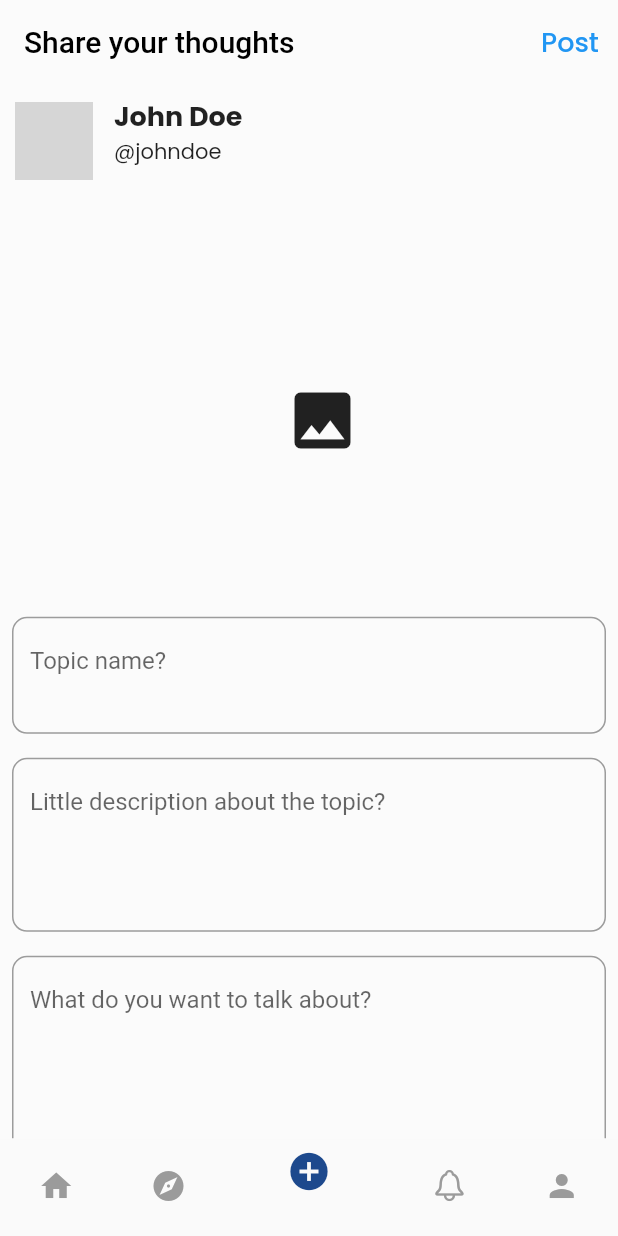
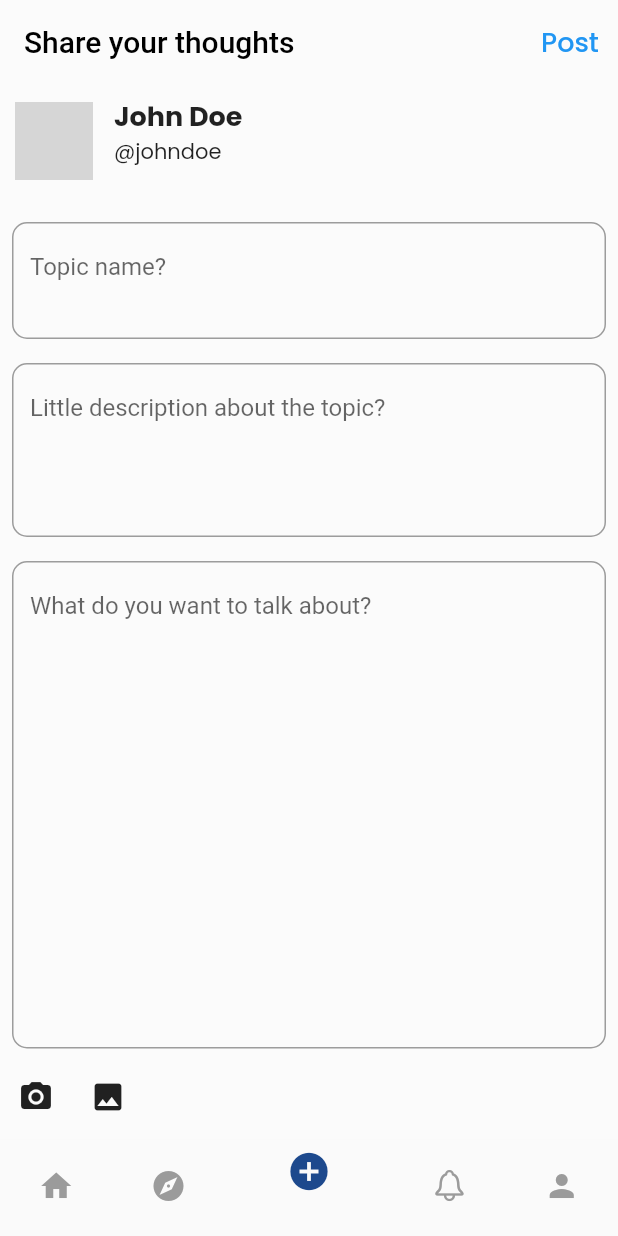
Before and after one commit to ashwanisng/Blog-App, a Flutter app: the screen it shows after launch, item 3 of the bottom bar chosen, after a tap on the "image" icon, on a phone screen of 412 x 824 dp. Run offline on Flutter 3.47's test engine with Material 2 defaults, Android fonts, the phone set to English and light mode, and no system bars; our stand-ins replace cached_network_image, get; network calls fail; grey boxes are pictures that could not be loaded.

```diff
--- a/lib/app/core/enviroment/text_style.dart
+++ b/lib/app/core/enviroment/text_style.dart
@@ -1,6 +1,5 @@
 // ignore_for_file: prefer_const_constructors
 
-import 'package:blog_app/app/core/enviroment/env.dart';
 import 'package:flutter/material.dart';
 
 class TextStyles {
--- a/lib/app/modules/create_post/controllers/create_post_controller.dart
+++ b/lib/app/modules/create_post/controllers/create_post_controller.dart
@@ -4,7 +4,9 @@ import 'package:flutter/cupertino.dart';
 import 'package:get/get.dart';
 
 class CreatePostController extends GetxController {
-  TextEditingController createPostController = TextEditingController();
+  TextEditingController titleController = TextEditingController();
+  TextEditingController descriptionController = TextEditingController();
+  TextEditingController contentController = TextEditingController();
 
   @override
   void onInit() {
--- a/lib/app/modules/create_post/views/create_post_view.dart
+++ b/lib/app/modules/create_post/views/create_post_view.dart
@@ -39,27 +39,27 @@ class CreatePostView extends GetView<CreatePostController> {
             const SizedBox(
               height: 20,
             ),
-            Padding(
-              padding: const EdgeInsets.all(8.0),
-              child: Container(
-                decoration: BoxDecoration(
-                  borderRadius: BorderRadius.circular(10),
-                ),
-                height: MediaQuery.of(context).size.height * 0.3,
-                child: Center(
-                  child: IconButton(
-                      onPressed: () {},
-                      icon: const Icon(
-                        Icons.image,
-                        size: 50,
-                      )),
-                ),
-              ),
-            ),
+            // Padding(
+            //   padding: const EdgeInsets.all(8.0),
+            //   child: Container(
+            //     decoration: BoxDecoration(
+            //       borderRadius: BorderRadius.circular(10),
+            //     ),
+            //     height: MediaQuery.of(context).size.height * 0.3,
+            //     child: Center(
+            //       child: IconButton(
+            //           onPressed: () {},
+            //           icon: const Icon(
+            //             Icons.image,
+            //             size: 50,
+            //           )),
+            //     ),
+            //   ),
+            // ),
             Padding(
               padding: const EdgeInsets.all(8.0),
               child: TextField(
-                controller: controller.createPostController,
+                controller: controller.titleController,
                 decoration: InputDecoration(
                   labelStyle: Env.textStyles.text,
                   hintText: 'Topic name?',
@@ -79,7 +79,7 @@ class CreatePostView extends GetView<CreatePostController> {
             Padding(
               padding: const EdgeInsets.all(8.0),
               child: TextField(
-                controller: controller.createPostController,
+                controller: controller.descriptionController,
                 decoration: InputDecoration(
                   labelStyle: Env.textStyles.text,
                   hintText: 'Little description about the topic?',
@@ -99,7 +99,7 @@ class CreatePostView extends GetView<CreatePostController> {
             Padding(
               padding: const EdgeInsets.all(8.0),
               child: TextField(
-                controller: controller.createPostController,
+                controller: controller.contentController,
                 decoration: InputDecoration(
                   labelStyle: Env.textStyles.text,
                   hintText: 'What do you want to talk about?',
@@ -116,6 +116,22 @@ class CreatePostView extends GetView<CreatePostController> {
                 autofocus: true,
               ),
             ),
+            Row(
+              children: [
+                IconButton(
+                  onPressed: () {},
+                  icon: const Icon(
+                    Icons.camera_alt,
+                  ),
+                ),
+                IconButton(
+                  onPressed: () {},
+                  icon: const Icon(
+                    Icons.image,
+                  ),
+                ),
+              ],
+            )
           ],
         ),
       ),
--- a/lib/app/modules/explore/views/explore_view.dart
+++ b/lib/app/modules/explore/views/explore_view.dart
@@ -5,14 +5,16 @@ import 'package:get/get.dart';
 import 'package:blog_app/app/modules/explore/controllers/explore_controller.dart';
 
 class ExploreView extends GetView<ExploreController> {
+  const ExploreView({Key? key}) : super(key: key);
+
   @override
   Widget build(BuildContext context) {
     return Scaffold(
       appBar: AppBar(
-        title: Text('ExploreView'),
+        title: const Text('ExploreView'),
         centerTitle: true,
       ),
-      body: Center(
+      body: const Center(
         child: Text(
           'ExploreView is working',
           style: TextStyle(fontSize: 20),
--- a/lib/app/modules/home/views/home_view.dart
+++ b/lib/app/modules/home/views/home_view.dart
@@ -1,3 +1,5 @@
+// ignore_for_file: use_key_in_widget_constructors
+
 import 'package:blog_app/app/core/enviroment/env.dart';
 import 'package:blog_app/app/modules/create_post/views/create_post_view.dart';
 import 'package:blog_app/app/modules/explore/views/explore_view.dart';
@@ -17,16 +19,18 @@ class HomeView extends StatelessWidget {
   Widget build(BuildContext context) {
     return Scaffold(
       backgroundColor: Env.colors.background,
-      body: Obx(() => IndexedStack(
-            index: landingPageController.slectedIndex.value,
-            children: [
-              const HomeScreenView(),
-              ExploreView(),
-              const CreatePostView(),
-              NotificationView(),
-              ProfileView(),
-            ],
-          )),
+      body: Obx(
+        () => IndexedStack(
+          index: landingPageController.slectedIndex.value,
+          children: const [
+            HomeScreenView(),
+            ExploreView(),
+            CreatePostView(),
+            NotificationView(),
+            ProfileView(),
+          ],
+        ),
+      ),
       bottomNavigationBar: Obx(
         () => Container(
           color: Env.colors.primaryWhite,
--- a/lib/app/modules/home/views/widget/homescreen_view.dart
+++ b/lib/app/modules/home/views/widget/homescreen_view.dart
@@ -15,7 +15,12 @@ class HomeScreenView extends GetView<HomeController> {
   Widget build(BuildContext context) {
     return Scaffold(
       appBar: AppBar(
-        title: const Text('Blog App'),
+        backgroundColor: Colors.transparent,
+        elevation: 0,
+        title: const Text(
+          'Blog App',
+          style: TextStyle(color: Colors.black),
+        ),
       ),
       backgroundColor: Env.colors.background,
       body: SizedBox(
--- a/lib/app/modules/notification/views/notification_view.dart
+++ b/lib/app/modules/notification/views/notification_view.dart
@@ -5,14 +5,16 @@ import 'package:get/get.dart';
 import 'package:blog_app/app/modules/notification/controllers/notification_controller.dart';
 
 class NotificationView extends GetView<NotificationController> {
+  const NotificationView({Key? key}) : super(key: key);
+
   @override
   Widget build(BuildContext context) {
     return Scaffold(
       appBar: AppBar(
-        title: Text('NotificationView'),
+        title: const Text('NotificationView'),
         centerTitle: true,
       ),
-      body: Center(
+      body: const Center(
         child: Text(
           'NotificationView is working',
           style: TextStyle(fontSize: 20),
--- a/lib/app/modules/profile/controllers/profile_controller.dart
+++ b/lib/app/modules/profile/controllers/profile_controller.dart
@@ -1,3 +1,5 @@
+// ignore_for_file: unnecessary_overrides
+
 import 'package:get/get.dart';
 
 class ProfileController extends GetxController {
--- a/lib/app/modules/profile/views/profile_view.dart
+++ b/lib/app/modules/profile/views/profile_view.dart
@@ -5,14 +5,16 @@ import 'package:get/get.dart';
 import 'package:blog_app/app/modules/profile/controllers/profile_controller.dart';
 
 class ProfileView extends GetView<ProfileController> {
+  const ProfileView({Key? key}) : super(key: key);
+
   @override
   Widget build(BuildContext context) {
     return Scaffold(
       appBar: AppBar(
-        title: Text('ProfileView'),
+        title: const Text('ProfileView'),
         centerTitle: true,
       ),
-      body: Center(
+      body: const Center(
         child: Text(
           'ProfileView is working',
           style: TextStyle(fontSize: 20),
--- a/lib/app/routes/app_pages.dart
+++ b/lib/app/routes/app_pages.dart
@@ -1,4 +1,4 @@
-// ignore_for_file: constant_identifier_names
+// ignore_for_file: constant_identifier_names, prefer_const_constructors
 
 import 'package:blog_app/app/modules/create_post/bindings/create_post_binding.dart';
 import 'package:blog_app/app/modules/create_post/views/create_post_view.dart';
```
Also changed, not shown: 3 other files.
